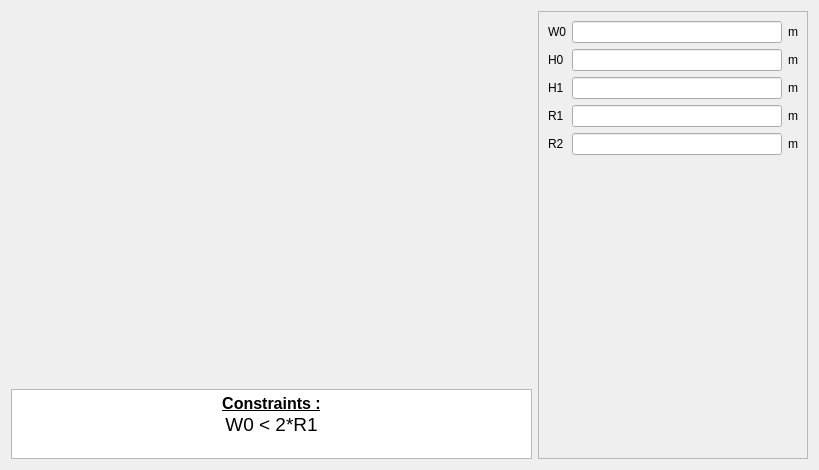
Above: pyleecan/GUI/Dialog/DMachineSetup/SWSlot/PWSlot26/PWSlot26.ui from Eomys/pyleecan before the change. Below: the same form after it.
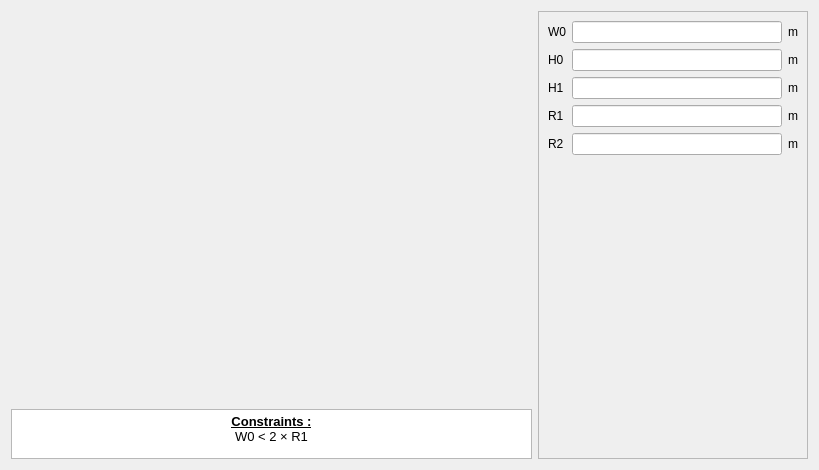
That is the form after the change. Icons and pictures are not drawn. Custom widgets are drawn as their Qt base class.

Commit message: [NF] update QTextEdit font when generating GUI + better display math symbols

Diff of the .ui file:
```diff
--- a/pyleecan/GUI/Dialog/DMachineSetup/SWSlot/PWSlot26/PWSlot26.ui
+++ b/pyleecan/GUI/Dialog/DMachineSetup/SWSlot/PWSlot26/PWSlot26.ui
@@ -67,7 +67,7 @@
        <property name="maximumSize">
         <size>
          <width>16777215</width>
-         <height>70</height>
+         <height>50</height>
         </size>
        </property>
        <property name="verticalScrollBarPolicy">
@@ -78,8 +78,8 @@
 &lt;html&gt;&lt;head&gt;&lt;meta name=&quot;qrichtext&quot; content=&quot;1&quot; /&gt;&lt;style type=&quot;text/css&quot;&gt;
 p, li { white-space: pre-wrap; }
 &lt;/style&gt;&lt;/head&gt;&lt;body style=&quot; font-family:'MS Shell Dlg 2'; font-size:7.8pt; font-weight:400; font-style:normal;&quot;&gt;
-&lt;p align=&quot;center&quot; style=&quot; margin-top:0px; margin-bottom:0px; margin-left:0px; margin-right:0px; -qt-block-indent:0; text-indent:0px;&quot;&gt;&lt;span style=&quot; font-size:12pt; font-weight:600; text-decoration: underline;&quot;&gt;Constraints :&lt;/span&gt;&lt;/p&gt;
-&lt;p align=&quot;center&quot; style=&quot; margin-top:0px; margin-bottom:0px; margin-left:0px; margin-right:0px; -qt-block-indent:0; text-indent:0px;&quot;&gt;&lt;span style=&quot; font-size:14pt;&quot;&gt;W0 &amp;lt; 2*R1&lt;/span&gt;&lt;/p&gt;&lt;/body&gt;&lt;/html&gt;</string>
+&lt;p align=&quot;center&quot; style=&quot; margin-top:0px; margin-bottom:0px; margin-left:0px; margin-right:0px; -qt-block-indent:0; text-indent:0px;&quot;&gt;&lt;span style=&quot; font-size:10pt; font-weight:600; text-decoration: underline;&quot;&gt;Constraints :&lt;/span&gt;&lt;/p&gt;
+&lt;p align=&quot;center&quot; style=&quot; margin-top:0px; margin-bottom:0px; margin-left:0px; margin-right:0px; -qt-block-indent:0; text-indent:0px;&quot;&gt;&lt;span style=&quot; font-size:10pt;&quot;&gt;W0 &amp;lt; 2 × R1&lt;/span&gt;&lt;/p&gt;&lt;/body&gt;&lt;/html&gt;</string>
        </property>
        <property name="textInteractionFlags">
         <set>Qt::TextSelectableByKeyboard|Qt::TextSelectableByMouse</set>
```
The commit also changes 66 other files.
